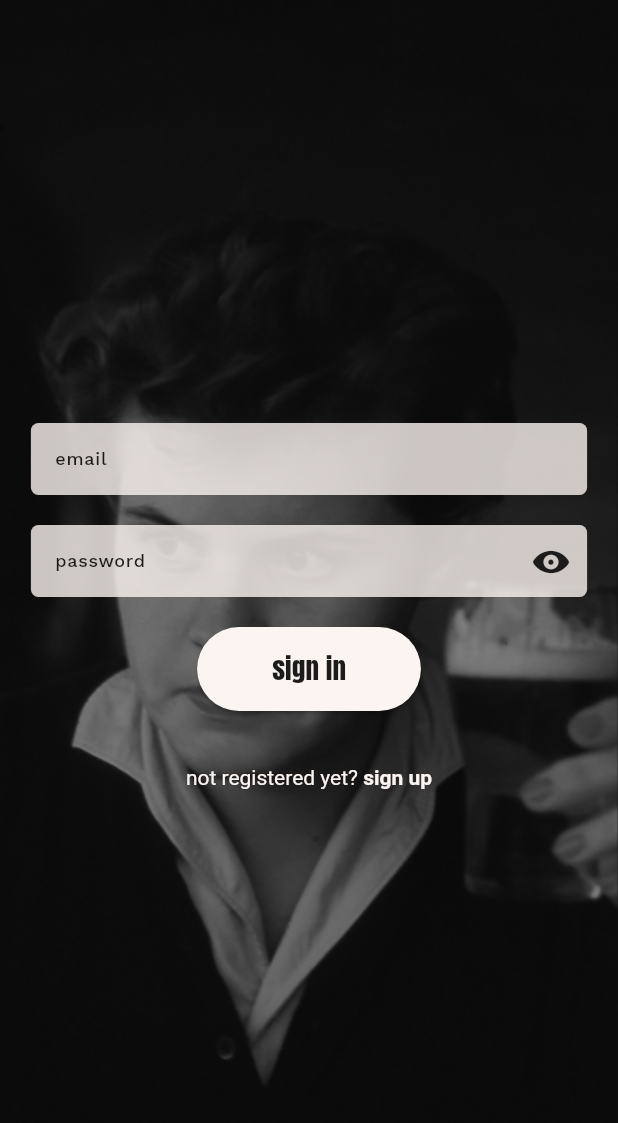
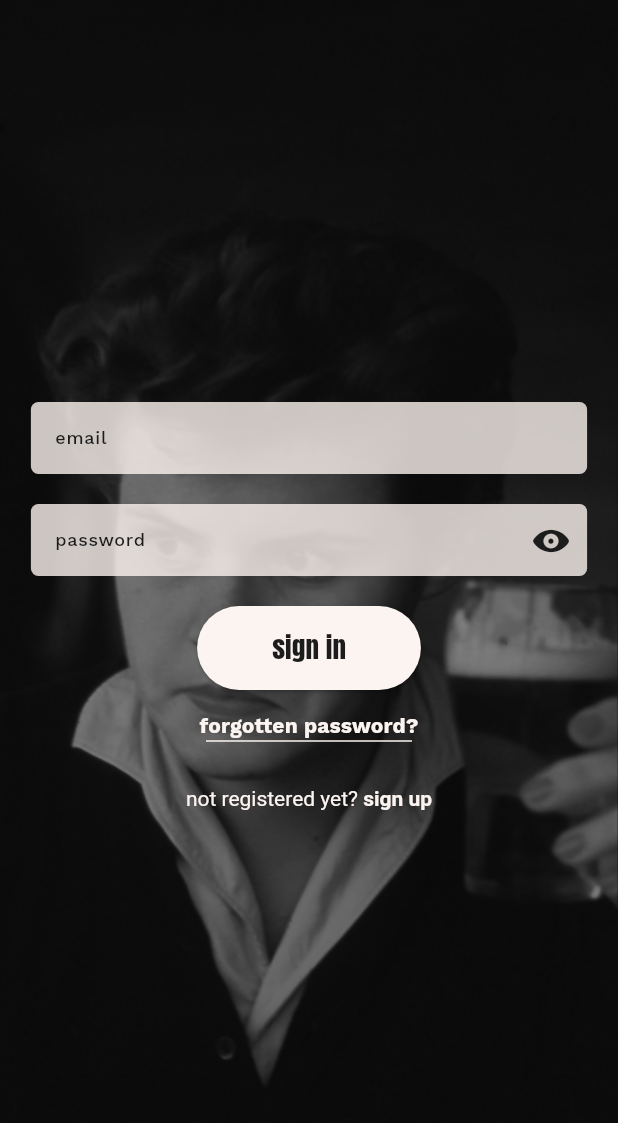
Before and after one commit to eddiearnoldz/sobar_app, a Flutter app: the SignInScreen screen opened directly, on a phone screen of 412 x 824 dp. Shown: the top 1123 px of the screen. Run offline on Flutter 3.47's test engine with Material 3 defaults, Android fonts, the phone set to English and light mode, and no system bars; our stand-ins replace bloc, cached_network_image, cloud_firestore, cloud_functions, equatable, firebase_auth and 12 more; missing offline and left inert: map_launcher; accounts and stored records are empty; network calls fail.

Commit message:
added password forgotten screen, updated reviews so that if user delets account it will still show review but as sobar review, adjusted the sign in and sign out screen to adjust position when keyboard shows

```diff
--- a/lib/screens/auth/views/sign_in_screen.dart
+++ b/lib/screens/auth/views/sign_in_screen.dart
@@ -5,6 +5,7 @@ import 'package:sobar_app/blocs/authentication_bloc/authentication_bloc.dart';
 import 'package:sobar_app/components/my_text_field.dart';
 import 'package:sobar_app/screens/auth/blocs/sign_in_bloc/sign_in_bloc.dart';
 import 'package:sobar_app/screens/auth/blocs/sign_up_bloc/sign_up_bloc.dart'; // Import the SignUpBloc
+import 'package:sobar_app/screens/auth/views/forgotten_passwrod_screen.dart';
 import 'package:sobar_app/screens/auth/views/sign_up_screen.dart';
 
 class SignInScreen extends StatefulWidget {
@@ -57,7 +58,6 @@ class _SignInScreenState extends State<SignInScreen> {
           FocusScope.of(context).unfocus();
         },
         child: Scaffold(
-          resizeToAvoidBottomInset: false,
           backgroundColor: Theme.of(context).colorScheme.onPrimary,
           body: Stack(children: [
             Positioned.fill(
@@ -144,10 +144,36 @@ class _SignInScreenState extends State<SignInScreen> {
                               ),
                             )
                           : const CircularProgressIndicator(),
+                      TextButton(
+                        onPressed: () {
+                          Navigator.push(
+                            context,
+                            MaterialPageRoute(
+                              builder: (context) => const ForgottenPasswordScreen(), // Navigate to the Forgotten Password Screen
+                            ),
+                          );
+                        },
+                        child: Column(
+                          mainAxisSize: MainAxisSize.min,
+                          children: [
+                            Text(
+                              'forgotten password?',
+                              style: TextStyle(
+                                color: Theme.of(context).colorScheme.primary,
+                                fontWeight: FontWeight.bold,
+                              ),
+                            ),
+                            Container(
+                              width: MediaQuery.of(context).size.width / 3,
+                              height: 1,
+                              color: Theme.of(context).colorScheme.primary,
+                            )
+                          ],
+                        ),
+                      ),
                     ],
                   ),
                 ),
-                const SizedBox(height: 20),
                 TextButton(
                   onPressed: () {
                     Navigator.push(
--- a/lib/screens/auth/views/sign_up_screen.dart
+++ b/lib/screens/auth/views/sign_up_screen.dart
@@ -59,7 +59,6 @@ class _SignUpScreenState extends State<SignUpScreen> {
           FocusScope.of(context).unfocus();
         },
         child: Scaffold(
-          resizeToAvoidBottomInset: false,
           backgroundColor: Theme.of(context).colorScheme.onPrimary,
           body: Stack(children: [
             Positioned.fill(
--- a/lib/screens/auth/views/welcome_screen.dart
+++ b/lib/screens/auth/views/welcome_screen.dart
@@ -63,7 +63,7 @@ class _WelcomeScreenState extends State<WelcomeScreen> with TickerProviderStateM
                 Padding(
                   padding: const EdgeInsets.symmetric(horizontal: 20),
                   child: Text(
-                    "Find the best low and no alcoholic options in town!",
+                    "find the best low and no alcoholic options in town!",
                     style: TextStyle(
                       fontFamily: 'Work Sans',
                       fontSize: 16,
@@ -82,7 +82,7 @@ class _WelcomeScreenState extends State<WelcomeScreen> with TickerProviderStateM
                     backgroundColor: Theme.of(context).colorScheme.primary,
                   ),
                   child: Text(
-                    'Get Started',
+                    'get started',
                     style: TextStyle(fontFamily: 'Anton', fontSize: 18, color: Theme.of(context).colorScheme.onPrimary),
                   ),
                 ),
```
Also changed, not shown: lib/components/drink_review_modal.dart (+6 -2 lines), lib/screens/auth/views/forgotten_passwrod_screen.dart (added, +108 -0 lines), assets/backgrounds/password_background.jpg (added).
